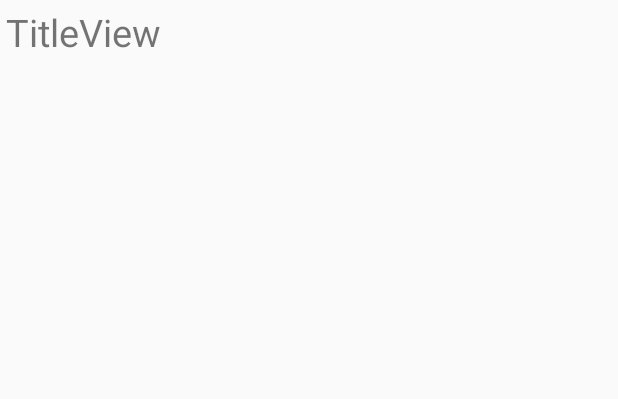
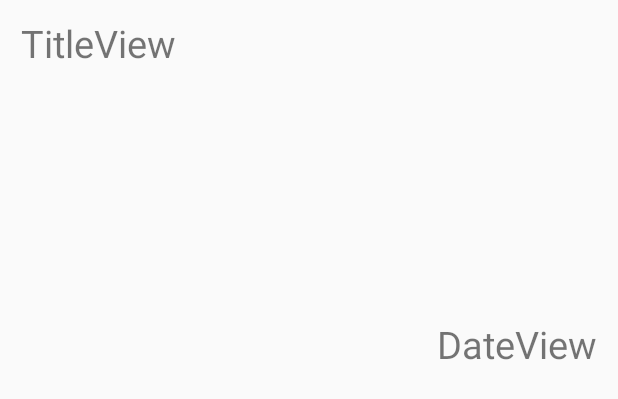
Before and after one commit to soliddssnake/GreenBook, an Android app: the layout recyclerview_row.xml on its own in the app's theme, with its tools: preview values and no code run, on a phone screen of 412 x 824 dp. Shown: the top 399 px of the screen. Run offline under Robolectric (Android 15) with nearby library versions, the phone set to English and light mode, and no system bars.

Commit message:
adapter added model fixed main activity fixed some issues recycle xml created and fixed picasso lib added

```diff
--- a/app/build.gradle
+++ b/app/build.gradle
@@ -52,5 +52,6 @@ dependencies {
     implementation 'com.google.firebase:firebase-storage'
     implementation "androidx.activity:activity:$activity_version"
     implementation "androidx.fragment:fragment:1.3.4"
+    implementation 'com.squareup.picasso:picasso:2.71828'
 
 }
--- a/app/src/main/res/layout/recyclerview_row.xml
+++ b/app/src/main/res/layout/recyclerview_row.xml
@@ -1,22 +1,43 @@
 <?xml version="1.0" encoding="utf-8"?>
 <androidx.constraintlayout.widget.ConstraintLayout xmlns:android="http://schemas.android.com/apk/res/android"
     xmlns:app="http://schemas.android.com/apk/res-auto"
+    xmlns:tools="http://schemas.android.com/tools"
     android:layout_width="match_parent"
     android:layout_height="250dp"
-    android:layout_margin="4dp">
+    android:layout_margin="4dp"
+    >
 
     <TextView
         android:id="@+id/recyclerViewRowTitleView"
         android:layout_width="wrap_content"
         android:layout_height="wrap_content"
+        android:layout_marginTop="7dp"
+        android:layout_marginLeft="10dp"
+        android:elevation="1dp"
         android:text="TitleView"
         android:textSize="25sp"
-        app:layout_constraintLeft_toLeftOf="parent"
-        app:layout_constraintTop_toTopOf="parent"/>
+        app:layout_constraintLeft_toLeftOf="@+id/recyclerViewRowImageView"
+        app:layout_constraintTop_toTopOf="@+id/recyclerViewRowImageView" />
+
+    <TextView
+        android:id="@+id/recyclerViewRowDateView"
+        android:layout_width="wrap_content"
+        android:layout_height="wrap_content"
+        android:layout_marginRight="10dp"
+        android:layout_marginBottom="7dp"
+        android:elevation="1dp"
+        android:text="DateView"
+        android:textSize="25sp"
+        app:layout_constraintBottom_toBottomOf="@+id/recyclerViewRowImageView"
+        app:layout_constraintRight_toRightOf="@+id/recyclerViewRowImageView" />
 
     <ImageView
         android:id="@+id/recyclerViewRowImageView"
         android:layout_width="match_parent"
-        android:layout_height="match_parent"></ImageView>
+        android:layout_height="match_parent"
+        app:layout_constraintBottom_toBottomOf="parent"
+        app:layout_constraintEnd_toEndOf="parent"
+        app:layout_constraintStart_toStartOf="parent"
+        app:layout_constraintTop_toTopOf="parent"></ImageView>
 
 </androidx.constraintlayout.widget.ConstraintLayout>
```
Also changed, not shown: app/src/main/java/com/example/greenbook/adapter/ItemAdapter.java (added, +53 -0 lines), app/src/main/java/com/example/greenbook/model/Item.java (+4 -4 lines), app/src/main/java/com/example/greenbook/view/MainActivity.java (+14 -1 lines).
